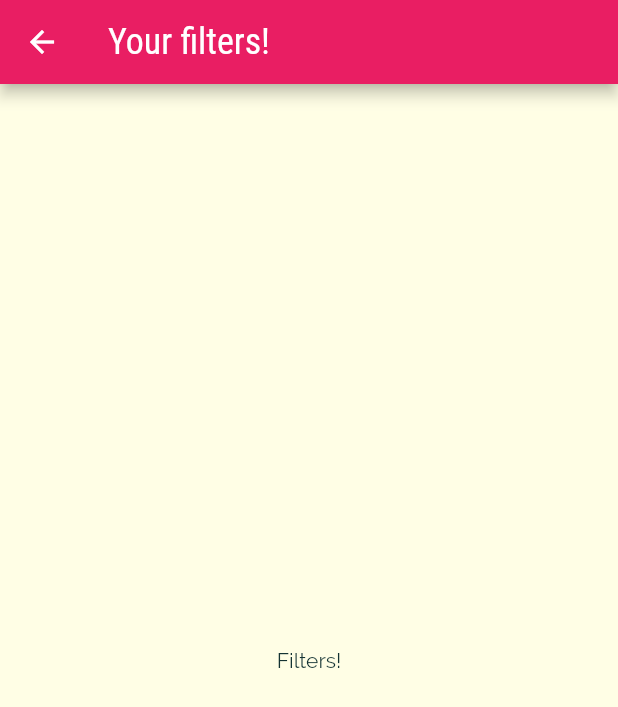
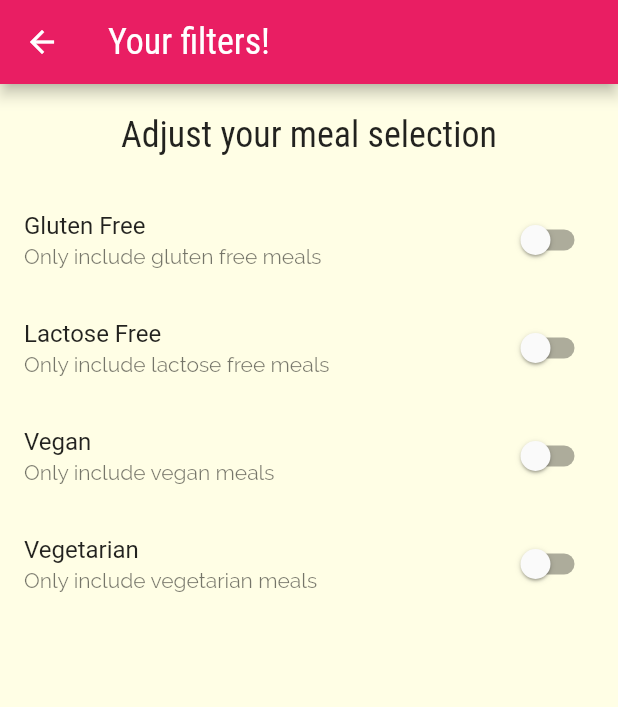
Before and after one commit to ashishdock/recipe_book, a Flutter app: the FiltersScreen screen opened by its route, on a phone screen of 412 x 824 dp. Shown: the top 707 px of the screen. Run offline on Flutter 3.47's test engine with Material 2 defaults, Android fonts, the phone set to English and light mode, and no system bars.

Commit message:
Filters Add

```diff
--- a/lib/main.dart
+++ b/lib/main.dart
@@ -9,8 +9,13 @@
   runApp(MyApp());
 }
 
-class MyApp extends StatelessWidget {
+class MyApp extends StatefulWidget {
   // This widget is the root of your application.
+  @override
+  _MyAppState createState() => _MyAppState();
+}
+
+class _MyAppState extends State<MyApp> {
   @override
   Widget build(BuildContext context) {
     return MaterialApp(
--- a/lib/screens/filters_screen.dart
+++ b/lib/screens/filters_screen.dart
@@ -1,9 +1,19 @@
 import 'package:flutter/material.dart';
 import '../widgets/main_drawer.dart';
 
-class FiltersScreen extends StatelessWidget {
+class FiltersScreen extends StatefulWidget {
   // const FilterScreen({ Key? key }) : super(key: key);
   static const routeName = '/filters';
+
+  @override
+  _FiltersScreenState createState() => _FiltersScreenState();
+}
+
+class _FiltersScreenState extends State<FiltersScreen> {
+  bool _vegetarian = false;
+  bool _vegan = false;
+  bool _lactoseFree = false;
+  bool _glutenFree = false;
 
   @override
   Widget build(BuildContext context) {
@@ -12,11 +22,59 @@
         appBar: AppBar(
           title: Text('Your filters!'),
         ),
-      body: Center(
+        body: Column(
+          children: [
+            Container(
+              padding: EdgeInsets.all(20),
               child: Text(
-          'Filters!',
+                'Adjust your meal selection',
+                style: Theme.of(context).textTheme.title,
               ),
             ),
-    );
+            Expanded(
+              child: ListView(
+                children: [
+                  _buildSwitchListTile(
+                      'Gluten Free',
+                      'Only include gluten free meals',
+                      _glutenFree, (newValue) {
+                    setState(() {
+                      _glutenFree = newValue;
+                    });
+                  }),
+                  _buildSwitchListTile(
+                      'Lactose Free',
+                      'Only include lactose free meals',
+                      _lactoseFree, (newValue) {
+                    setState(() {
+                      _lactoseFree = newValue;
+                    });
+                  }),
+                  _buildSwitchListTile(
+                      'Vegan', 'Only include vegan meals', _vegan, (newValue) {
+                    setState(() {
+                      _vegan = newValue;
+                    });
+                  }),
+                  _buildSwitchListTile('Vegetarian',
+                      'Only include vegetarian meals', _vegetarian, (newValue) {
+                    setState(() {
+                      _vegetarian = newValue;
+                    });
+                  })
+                ],
+              ),
+            ),
+          ],
+        ));
+  }
+
+  SwitchListTile _buildSwitchListTile(
+      String title, String subtext, bool currentValue, Function updateValue) {
+    return SwitchListTile(
+        title: Text(title),
+        value: currentValue,
+        subtitle: Text(subtext),
+        onChanged: updateValue);
   }
 }
--- a/lib/screens/meal_detail_screen.dart
+++ b/lib/screens/meal_detail_screen.dart
@@ -95,7 +95,8 @@
       ),
       floatingActionButton: FloatingActionButton(
         child: Icon(Icons.delete),
-        onPressed: () => Navigator.pop(context, mealId),
+        onPressed: () => Navigator.pop(context,
+            mealId), // This data (mealId) is passed to 'then' function which passes it to the function inside it.
       ),
     );
   }
--- a/lib/widgets/meal_item.dart
+++ b/lib/widgets/meal_item.dart
@@ -59,9 +59,10 @@
       MealDetailScreen.routeName,
       arguments: id,
     )
-        .then((value) {
-      if (value != null) {
-        removeItem(value);
+        .then((mealId) {
+      // passed from pop as argument
+      if (mealId != null) {
+        removeItem(mealId);
       }
     });
   }
```
Lines whose indentation alone changed are shown as unchanged.
